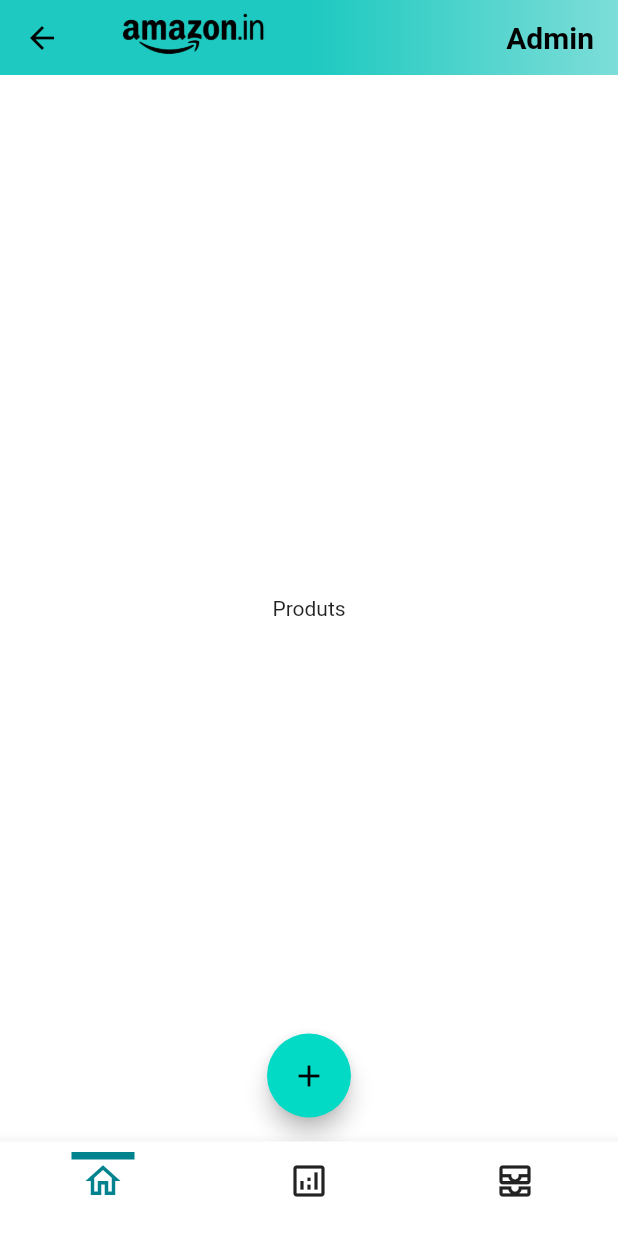
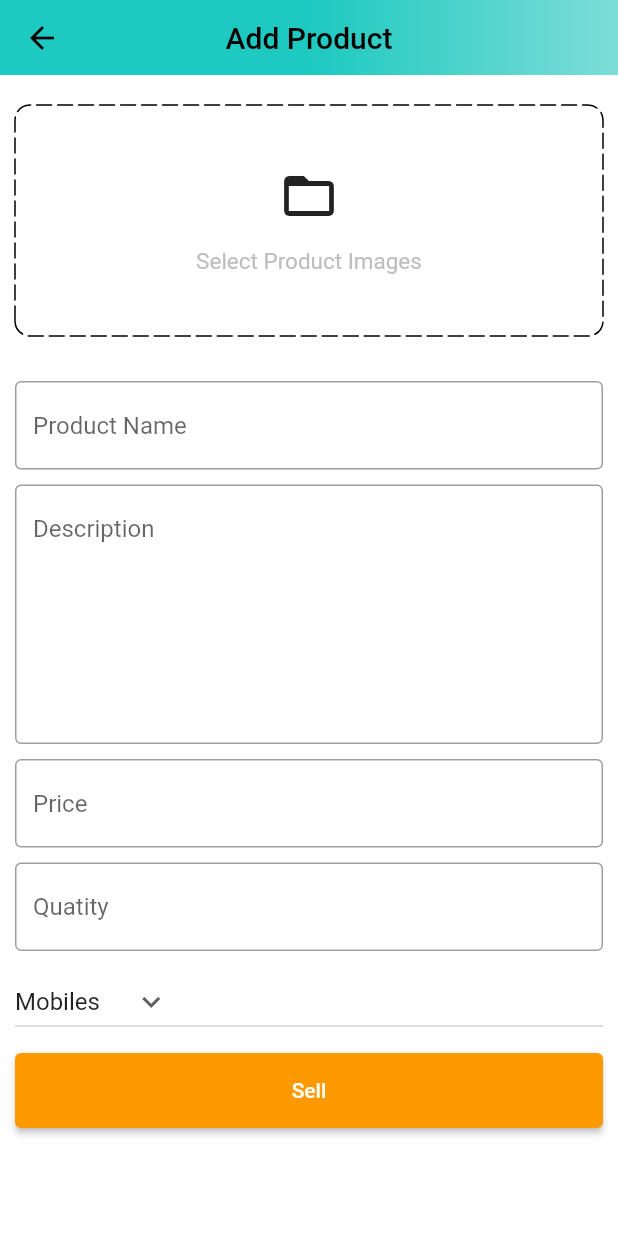
Before and after one commit to Ganeshshinde-2003/AmazonApp_Clone, a Flutter app: the AdminScren screen opened by its route, after a tap on the "add" icon, on a phone screen of 412 x 824 dp. Run offline on Flutter 3.47's test engine with Material 2 defaults, Android fonts, the phone set to English and light mode, and no system bars; drawn by our look-alikes of dotted_border; our stand-ins replace badges, carousel_slider, file_picker, shared_preferences; accounts and stored records are empty.

Commit message:
feature: created the product add fucntinaly for the admin

```diff
--- a/lib/common/widgets/custom_textfiled.dart
+++ b/lib/common/widgets/custom_textfiled.dart
@@ -3,7 +3,10 @@ import 'package:flutter/material.dart';
 class CustomTextField extends StatelessWidget {
   final TextEditingController controller;
   final String hintText;
-  const CustomTextField({Key? key, required this.controller, required this.hintText}) : super(key: key);
+  final int maxLines;
+  const CustomTextField(
+      {Key? key, required this.controller, required this.hintText, this.maxLines = 1})
+      : super(key: key);
 
   @override
   Widget build(BuildContext context) {
@@ -12,22 +15,21 @@ class CustomTextField extends StatelessWidget {
       decoration: InputDecoration(
         hintText: hintText,
         border: const OutlineInputBorder(
-          borderSide: BorderSide(
-            color: Colors.black38,
-          )
-        ),
+            borderSide: BorderSide(
+          color: Colors.black38,
+        )),
         enabledBorder: const OutlineInputBorder(
-          borderSide: BorderSide(
-            color: Colors.black38,
-          )
-        ),
+            borderSide: BorderSide(
+          color: Colors.black38,
+        )),
       ),
       validator: (val) {
-        if(val == null || val.isEmpty) {
+        if (val == null || val.isEmpty) {
           return "Enter your $hintText";
         }
         return null;
       },
+      maxLines: maxLines,
     );
   }
 }
--- a/lib/contants/utils.dart
+++ b/lib/contants/utils.dart
@@ -1,5 +1,33 @@
+import 'dart:io';
+
+import 'package:file_picker/file_picker.dart';
 import 'package:flutter/material.dart';
 
-void showSnackBar (BuildContext context, String text) {
-  ScaffoldMessenger.of(context).showSnackBar(SnackBar(content: Text(text),),);
+void showSnackBar(BuildContext context, String text) {
+  ScaffoldMessenger.of(context).showSnackBar(
+    SnackBar(
+      content: Text(text),
+    ),
+  );
 }
+
+Future<List<File>> pickImages() async {
+  List<File> images = [];
+
+  try {
+    var files = await FilePicker.platform.pickFiles(
+      type: FileType.image,
+      allowMultiple: true,
+    );
+    if (files != null && files.files.isNotEmpty) {
+      for (int i = 0; i < files.files.length; i++) {
+        images.add(
+          File(files.files[i].path!),
+        );
+      }
+    }
+  } catch (e) {
+    debugPrint(e.toString());
+  }
+  return images;
+}
--- /dev/null
+++ b/lib/features/admin/screens/add_product_screen.dart
@@ -0,0 +1,177 @@
+import 'dart:io';
+import 'package:amazon_clone/common/widgets/custom_button.dart';
+import 'package:amazon_clone/common/widgets/custom_textfiled.dart';
+import 'package:amazon_clone/contants/utils.dart';
+import 'package:carousel_slider/carousel_slider.dart';
+import 'package:dotted_border/dotted_border.dart';
+import 'package:flutter/material.dart';
+import '../../../contants/globlal_varible.dart';
+
+class AddProductScreen extends StatefulWidget {
+  static const String routeName = "/add-product";
+  const AddProductScreen({super.key});
+
+  @override
+  State<AddProductScreen> createState() => _AddProductScreenState();
+}
+
+class _AddProductScreenState extends State<AddProductScreen> {
+  final TextEditingController productNameController = TextEditingController();
+  final TextEditingController descriptionController = TextEditingController();
+  final TextEditingController priseController = TextEditingController();
+  final TextEditingController quantityController = TextEditingController();
+
+  String category = "Mobiles";
+  List<File> images = [];
+
+  @override
+  void dispose() {
+    super.dispose();
+    productNameController.dispose();
+    descriptionController.dispose();
+    priseController.dispose();
+    quantityController.dispose();
+  }
+
+  List<String> productCategories = [
+    "Mobiles",
+    "Essentials",
+    "Appliances",
+    "Books",
+    "Fashion"
+  ];
+
+  void selectImages() async {
+    var res = await pickImages();
+    setState(() {
+      images = res;
+    });
+  }
+
+  @override
+  Widget build(BuildContext context) {
+    return Scaffold(
+      appBar: PreferredSize(
+        preferredSize: const Size.fromHeight(50),
+        child: AppBar(
+          centerTitle: true,
+          flexibleSpace: Container(
+            decoration: const BoxDecoration(
+              gradient: GlobalVariables.appBarGradient,
+            ),
+          ),
+          title: const Text(
+            "Add Product",
+            style: TextStyle(color: Colors.black),
+          ),
+        ),
+      ),
+      body: SingleChildScrollView(
+        child: Form(
+          child: Padding(
+            padding: const EdgeInsets.symmetric(horizontal: 10),
+            child: Column(
+              children: [
+                const SizedBox(height: 20),
+                images.isNotEmpty
+                    ? CarouselSlider(
+                        items: images.map(
+                          (i) {
+                            return Builder(
+                                builder: (BuildContext context) => Image.file(
+                                      i,
+                                      fit: BoxFit.cover,
+                                      height: 200,
+                                    ));
+                          },
+                        ).toList(),
+                        options: CarouselOptions(
+                          viewportFraction: 1,
+                          height: 200,
+                        ),
+                      )
+                    : GestureDetector(
+                        onTap: selectImages,
+                        child: DottedBorder(
+                          borderType: BorderType.RRect,
+                          radius: const Radius.circular(10),
+                          dashPattern: const [10, 4],
+                          strokeCap: StrokeCap.round,
+                          child: Container(
+                            width: double.infinity,
+                            height: 150,
+                            decoration: BoxDecoration(
+                              borderRadius: BorderRadius.circular(10),
+                            ),
+                            child: Column(
+                              mainAxisAlignment: MainAxisAlignment.center,
+                              children: [
+                                const Icon(
+                                  Icons.folder_open,
+                                  size: 40,
+                                ),
+                                const SizedBox(height: 15),
+                                Text(
+                                  "Select Product Images",
+                                  style: TextStyle(
+                                      fontSize: 15,
+                                      color: Colors.grey.shade400),
+                                ),
+                              ],
+                            ),
+                          ),
+                        ),
+                      ),
+                const SizedBox(height: 30),
+                CustomTextField(
+                  controller: productNameController,
+                  hintText: "Product Name",
+                ),
+                const SizedBox(height: 10),
+                CustomTextField(
+                  controller: descriptionController,
+                  hintText: "Description",
+                  maxLines: 7,
+                ),
+                const SizedBox(height: 10),
+                CustomTextField(
+                  controller: priseController,
+                  hintText: "Price",
+                ),
+                const SizedBox(height: 10),
+                CustomTextField(
+                  controller: quantityController,
+                  hintText: "Quatity",
+                ),
+                const SizedBox(height: 10),
+                SizedBox(
+                  width: double.infinity,
+                  child: DropdownButton(
+                    onChanged: (String? newval) {
+                      setState(() {
+                        category = newval!;
+                      });
+                    },
+                    value: category,
+                    icon: const Icon(Icons.keyboard_arrow_down),
+                    items: productCategories.map((String item) {
+                      return DropdownMenuItem(
+                        value: item,
+                        child: Text(item),
+                      );
+                    }).toList(),
+                  ),
+                ),
+                const SizedBox(height: 10),
+                CustomButton(
+                  text: "Sell",
+                  onTap: () {},
+                ),
+              ],
+            ),
+          ),
+        ),
+      ),
+    );
+  }
+}
--- a/lib/features/admin/screens/posts_screen.dart
+++ b/lib/features/admin/screens/posts_screen.dart
@@ -1,3 +1,4 @@
+import 'package:amazon_clone/features/admin/screens/add_product_screen.dart';
 import 'package:flutter/material.dart';
 
 class PostsScreen extends StatefulWidget {
@@ -8,12 +9,16 @@ class PostsScreen extends StatefulWidget {
 }
 
 class _PostsScreenState extends State<PostsScreen> {
+  void navigateToAddProduct() {
+    Navigator.pushNamed(context, AddProductScreen.routeName);
+  }
+
   @override
   Widget build(BuildContext context) {
     return Scaffold(
       body: const Center(child: Text("Produts")),
       floatingActionButton: FloatingActionButton(
-        onPressed: () {},
+        onPressed: navigateToAddProduct,
         tooltip: "Add a Product",
         child: const Icon(Icons.add),
       ),
--- a/lib/router.dart
+++ b/lib/router.dart
@@ -1,4 +1,5 @@
 import 'package:amazon_clone/common/widgets/bottom_bar.dart';
+import 'package:amazon_clone/features/admin/screens/add_product_screen.dart';
 import 'package:amazon_clone/features/admin/screens/admin_screen.dart';
 import 'package:amazon_clone/features/auth/screens/auth_screen.dart';
 import 'package:amazon_clone/features/home/screens/home_screen.dart';
@@ -18,6 +19,9 @@ Route<dynamic> generateRoute(RouteSettings routeSettings) {
     case AdminScren.routeName:
       return MaterialPageRoute(
           builder: (_) => const AdminScren(), settings: routeSettings);
+    case AddProductScreen.routeName:
+      return MaterialPageRoute(
+          builder: (_) => const AddProductScreen(), settings: routeSettings);
     default:
       return MaterialPageRoute(
           builder: (_) => const Scaffold(
--- a/pubspec.yaml
+++ b/pubspec.yaml
@@ -40,6 +40,8 @@ dependencies:
   shared_preferences: ^2.2.0
   badges: ^2.0.1
   carousel_slider: ^4.2.1
+  dotted_border: ^2.0.0+3
+  file_picker: ^5.3.2
 
 dev_dependencies:
   flutter_test:
```
Also changed, not shown: pubspec.lock, 1 other file.
